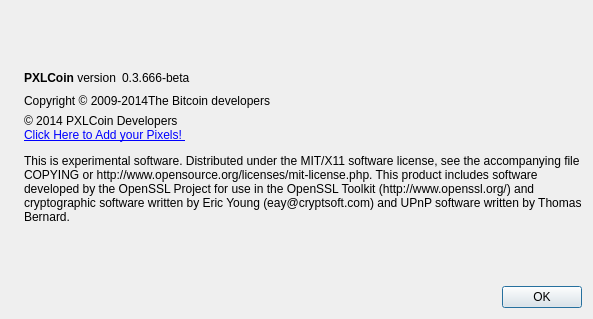
This is src/qt/forms/aboutdialog.ui in tripmode/pxlcoin as Qt 5 draws it before an edit. The edited form follows.
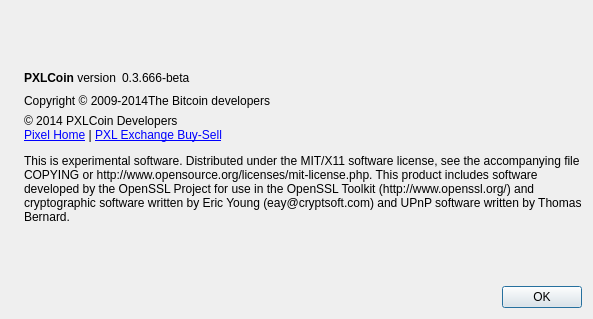
This is the edited form. Icons and pictures are not drawn.

```diff
--- a/src/qt/forms/aboutdialog.ui
+++ b/src/qt/forms/aboutdialog.ui
@@ -107,7 +107,7 @@
         <cursorShape>IBeamCursor</cursorShape>
        </property>
        <property name="text">
-        <string>&lt;html&gt;&lt;head/&gt;&lt;body&gt;&lt;p&gt;© 2014 PXLCoin Developers &lt;a href=&quot;http://www.pxlcoin.com/&quot;&gt;&lt;span style=&quot; text-decoration: underline; color:#0000ff;&quot;&gt;&lt;br/&gt;Click Here to Add your Pixels! &lt;/span&gt;&lt;/a&gt;&lt;/p&gt;&lt;p&gt;This is experimental software. Distributed under the MIT/X11 software license, see the accompanying file COPYING or http://www.opensource.org/licenses/mit-license.php. This product includes software developed by the OpenSSL Project for use in the OpenSSL Toolkit (http://www.openssl.org/) and cryptographic software written by Eric Young (eay@cryptsoft.com) and UPnP software written by Thomas Bernard.&lt;/p&gt;&lt;/body&gt;&lt;/html&gt;</string>
+        <string>&lt;html&gt;&lt;head/&gt;&lt;body&gt;&lt;p&gt;© 2014 PXLCoin Developers &lt;a href=&quot;http://www.pxlcoin.com/&quot;&gt;&lt;span style=&quot; text-decoration: underline; color:#0000ff;&quot;&gt;&lt;br/&gt;Pixel Home&lt;/span&gt;&lt;/a&gt; | &lt;a href=&quot;https://www.Atomic-Trade.com?refid=714KYMW3&quot;&gt;&lt;span style=&quot; text-decoration: underline; color:#0000ff;&quot;&gt;PXL Exchange Buy-Sell&lt;/span&gt;&lt;/a&gt;&lt;/p&gt;&lt;p&gt;This is experimental software. Distributed under the MIT/X11 software license, see the accompanying file COPYING or http://www.opensource.org/licenses/mit-license.php. This product includes software developed by the OpenSSL Project for use in the OpenSSL Toolkit (http://www.openssl.org/) and cryptographic software written by Eric Young (eay@cryptsoft.com) and UPnP software written by Thomas Bernard.&lt;/p&gt;&lt;/body&gt;&lt;/html&gt;</string>
        </property>
        <property name="textFormat">
         <enum>Qt::RichText</enum>
```
